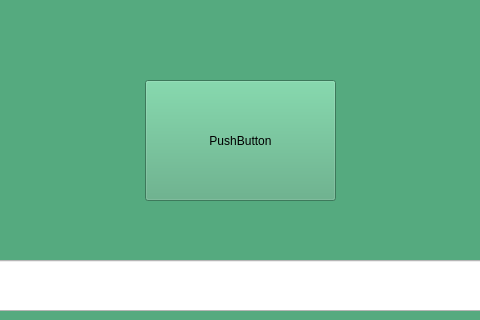
First picture: the form in ui/mainwindow.ui, repository NormalHumanUserName/python-app, before the edit; both pictures show x 345 to 825 and y 0 to 320 of the 1024 by 768 pixel window.
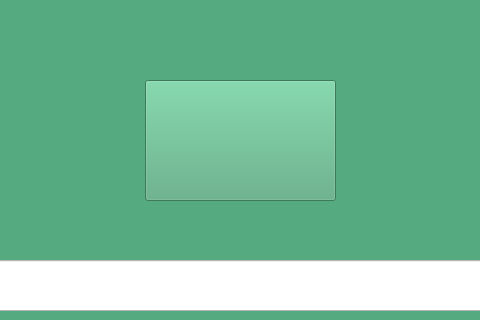
Second picture: the form after the edit. The open tabs and pages were chosen to show the change. Icons and pictures are not drawn.

Diff of the .ui file:
```diff
--- a/ui/mainwindow.ui
+++ b/ui/mainwindow.ui
@@ -158,8 +158,11 @@
         <height>121</height>
        </rect>
       </property>
+      <property name="autoFillBackground">
+       <bool>false</bool>
+      </property>
       <property name="text">
-       <string>PushButton</string>
+       <string/>
       </property>
      </widget>
      <widget class="QPushButton" name="btn_update_info">
```
Left out of the diff: 8 changed lines with no effect on the pictures.
